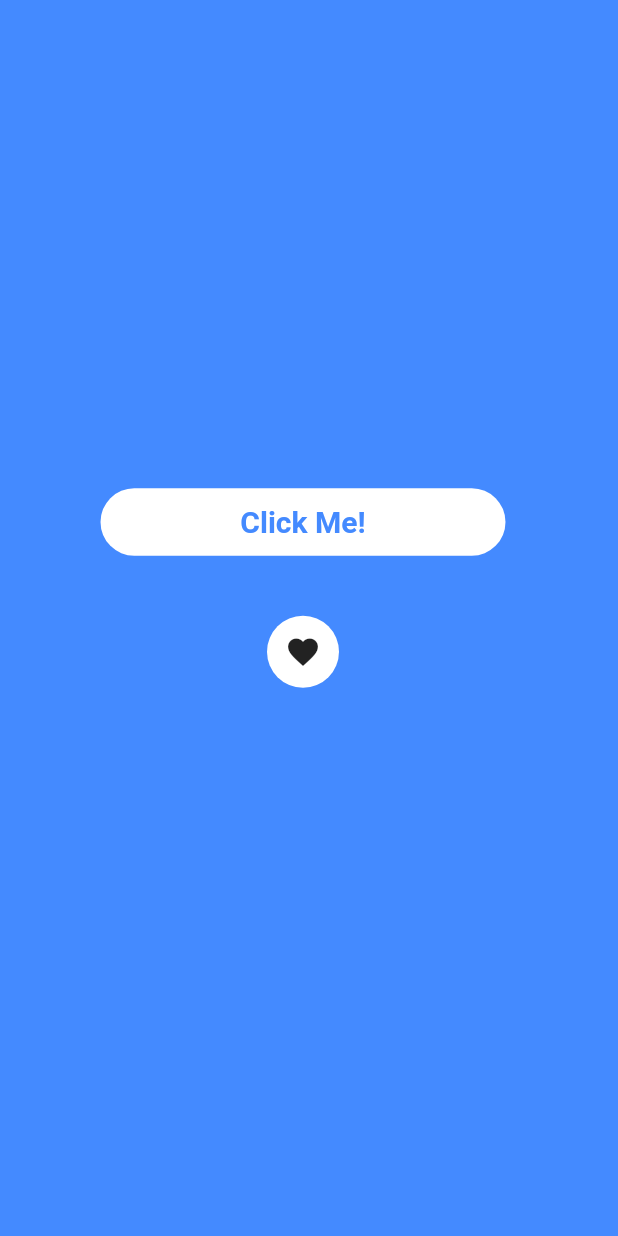
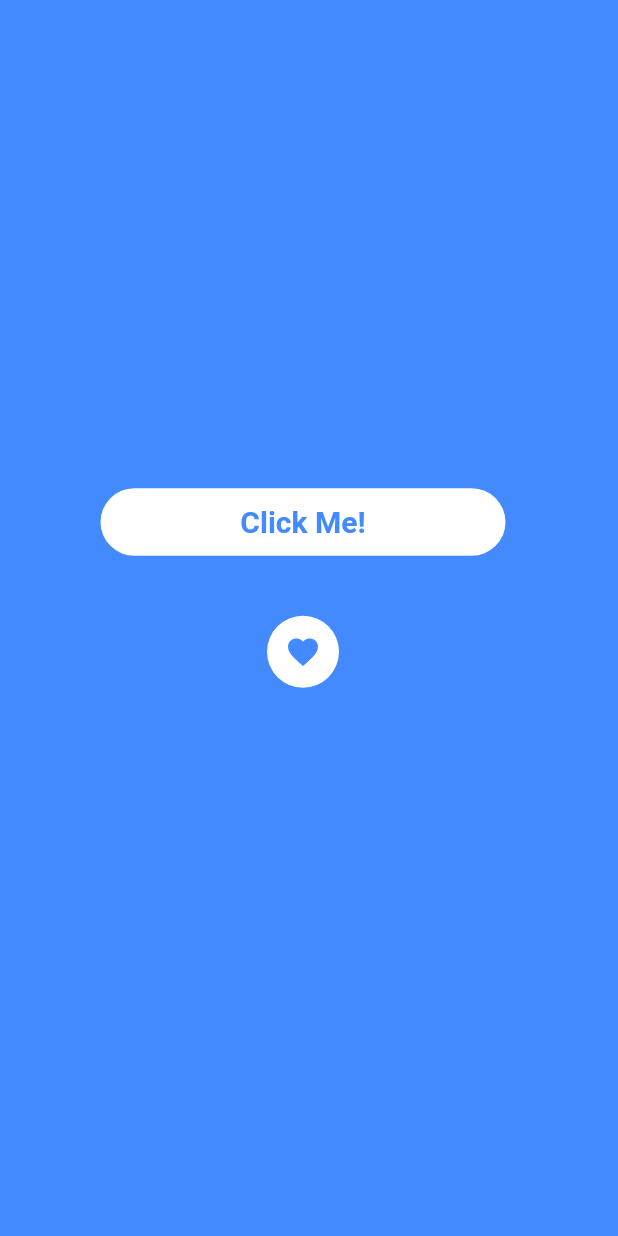
Before and after one commit to chaliseminas/bouncing_buttons, a Flutter app: the screen it shows after launch, on a phone screen of 412 x 824 dp. Run offline on Flutter 3.47's test engine with Material 2 defaults, Android fonts, the phone set to English and light mode, and no system bars.

Commit message:
example updated

```diff
--- a/example/lib/main.dart
+++ b/example/lib/main.dart
@@ -73,7 +73,7 @@ class _HomeState extends State<Home> {
                 ),
                 child: const Padding(
                   padding: EdgeInsets.all(12.0),
-                  child: Icon(Icons.favorite),
+                  child: Icon(Icons.favorite, color: Colors.blueAccent),
                 ),
               ),
             ),
```
